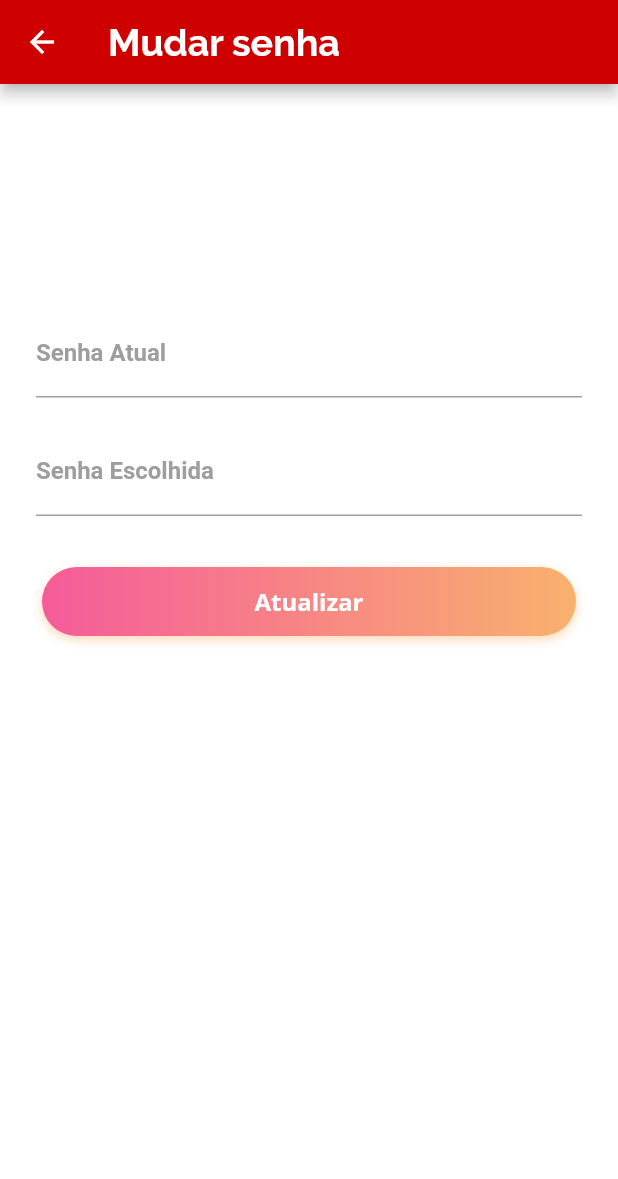
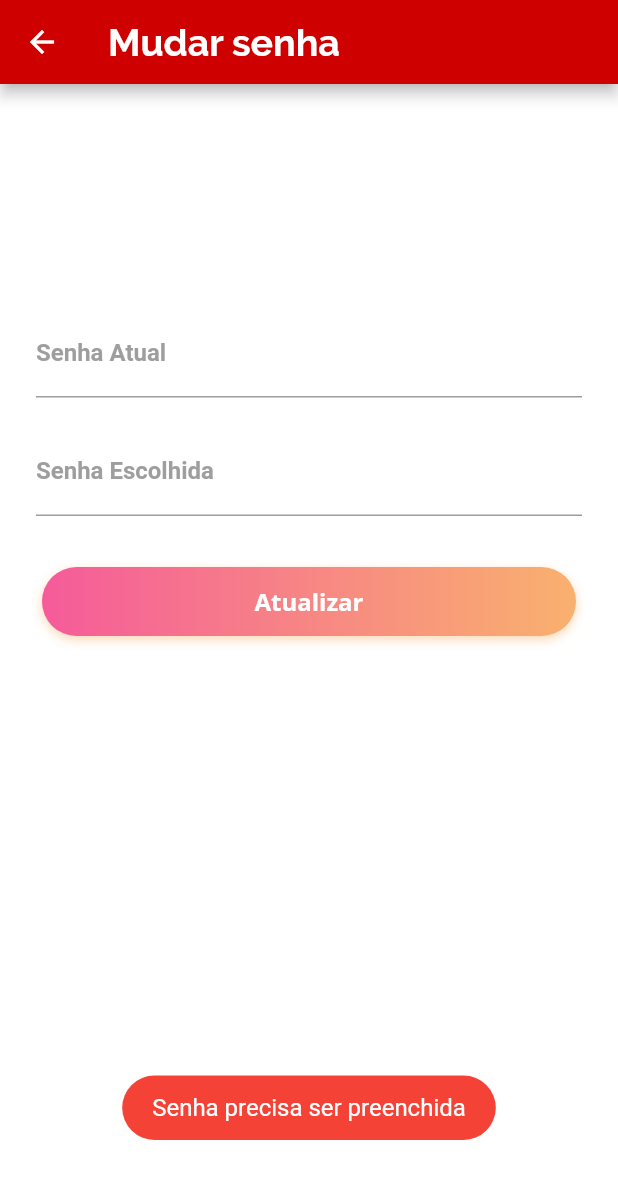
Before and after one commit to renanmarcos/fatapp, a Flutter app: the ChangePasswordPage screen opened directly, after a tap on "Atualizar", on a phone screen of 412 x 824 dp. Shown: the top 1179 px of the screen. Run offline on Flutter 3.47's test engine with Material 2 defaults, Android fonts, the phone set to English and light mode, and no system bars; drawn by our look-alikes of gradient_widgets; our stand-ins replace carousel_slider, connectivity, flutter_dotenv, fluttertoast, shared_preferences, smooth_star_rating and 1 more; missing offline and left inert: barcode_scan, masked_text; accounts and stored records are empty; Roboto replaces fonts that are missing (Montserrat); statements that could not run were skipped; project files that could hold a hidden picture were left out.

Commit message:
mais ajustes

```diff
--- a/lib/pages/views/activityDetail.dart
+++ b/lib/pages/views/activityDetail.dart
@@ -285,7 +285,7 @@ class _ActivityActionsState extends State<ActivityActions> {
         toastLength: Toast.LENGTH_SHORT,
         gravity: ToastGravity.BOTTOM,
         timeInSecForIos: 1,
-        backgroundColor: Colors.red,
+        backgroundColor: Colors.green,
         textColor: Colors.white,
         fontSize: 16.0);
     setState(() {
--- a/lib/pages/views/changePassword.dart
+++ b/lib/pages/views/changePassword.dart
@@ -66,11 +66,7 @@ class _ChangePasswordPageState extends State<ChangePasswordPage> {
                   borderRadius: BorderRadius.circular(50),
                 ),
                 callback: () {
-                  Navigator.push(
-                      context,
-                      MaterialPageRoute(
-                          builder: (context) =>
-                              ChangePasswordPage(user: widget.user)));
+                  this.updatePassword();
                 },
                 gradient: Gradients.buildGradient(
                     Alignment.topLeft,
@@ -94,7 +90,9 @@ class _ChangePasswordPageState extends State<ChangePasswordPage> {
     var _password = _textPasswordController.text,
         _newPassword = _textNewPasswordController.text;
 
-    ResponseHandling().validatePassword(_newPassword);
+    if(!ResponseHandling().validatePassword(_newPassword)) {
+      return;
+    }
     try {
       var jsonData =
           '{ "oldPassword" : "$_password", "newPassword" : "$_newPassword"}';
--- a/lib/pages/views/subscriptionPage.dart
+++ b/lib/pages/views/subscriptionPage.dart
@@ -44,7 +44,6 @@ class _SubscriptionsContainerState extends State<SubscriptionsContainer> {
             .toLocal()
             .add(Duration(hours: 1))))
         .toList();
-
     if (_isLoading) {
       setState(() {
         _isLoading = false;
@@ -57,7 +56,9 @@ class _SubscriptionsContainerState extends State<SubscriptionsContainer> {
     _fetchData();
 
     if (_isLoading) {
-      return Center(child: CircularProgressIndicator());
+      return Center(child: CircularProgressIndicator(
+        valueColor: new AlwaysStoppedAnimation<Color>(Colors.red)
+      ));
     }
 
     if (_subscriptions.length == 0) {
```
Also changed, not shown: lib/pages/controllers/responseHandling.dart (+34 -5 lines), lib/pages/views/home.dart (+11 -4 lines), lib/pages/views/register.dart (+5 -2 lines).
